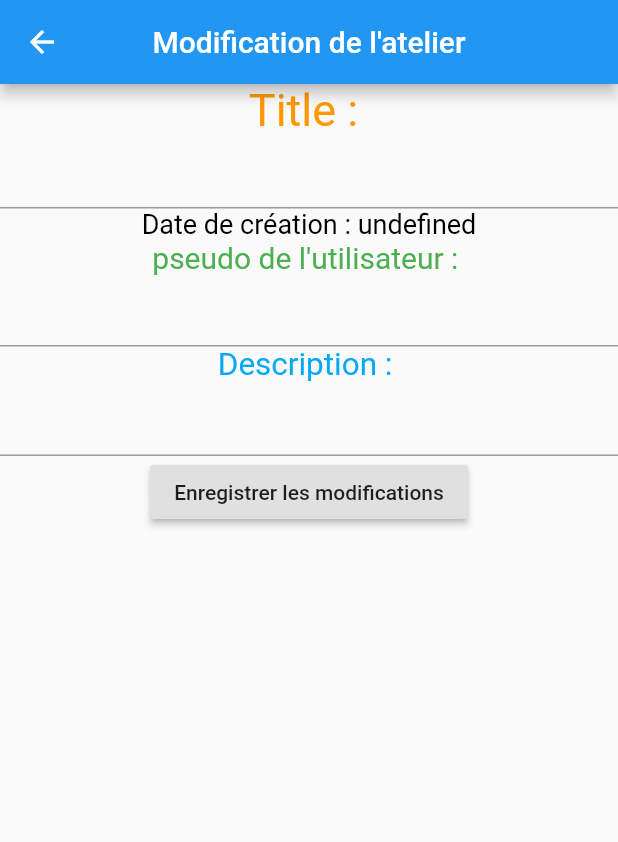
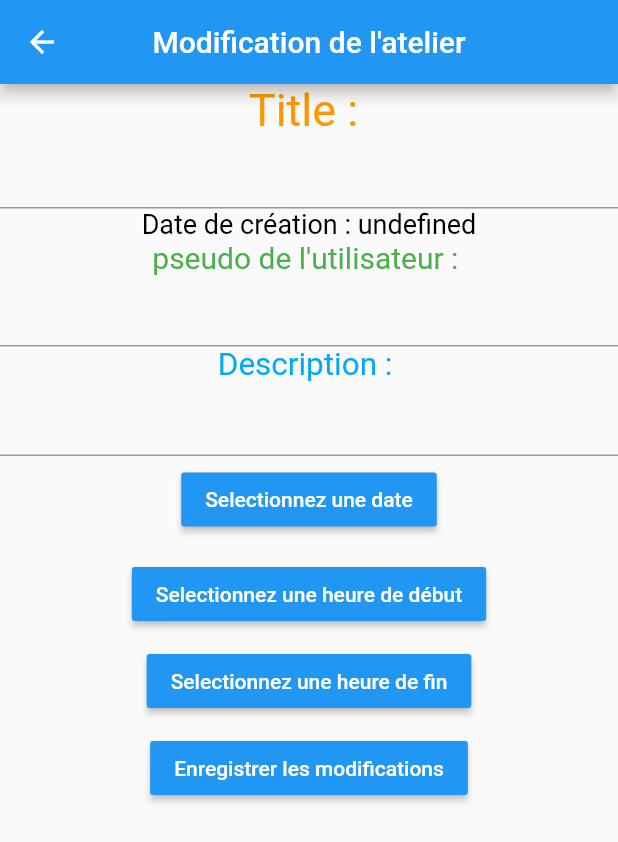
Before and after one commit to Mdennoun/wolcare, a Flutter app: the DetailsWorkShop screen opened directly, after a tap on "Modifer", on a phone screen of 412 x 824 dp. Shown: the top 842 px of the screen. Run offline on Flutter 3.47's test engine with Material 2 defaults, Android fonts, the phone set to English and light mode, and no system bars.

Commit message:
ajout de modification de temps

```diff
--- a/lib/request/DetailsRequest.dart
+++ b/lib/DetailsRequest.dart
@@ -1,5 +1,5 @@
 import 'package:flutter/material.dart';
-import 'package:wolcaire/request/ModifyRequest.dart';
+import 'package:wolcaire/ModifyRequest.dart';
 import 'package:intl/intl.dart';
 
 class DetailsRequest extends StatelessWidget {
--- a/lib/workShop/DetailsWorkShop.dart
+++ b/lib/DetailsWorkShop.dart
@@ -1,7 +1,6 @@
 import 'package:flutter/material.dart';
-import 'package:wolcaire/request/ModifyRequest.dart';
 import 'package:intl/intl.dart';
-import 'package:wolcaire/workShop/MidifyWorkShop.dart';
+import 'package:wolcaire/ModifyWorkShop.dart';
 
 class DetailsWorkShop extends StatelessWidget {
   static const String routeName = "DetailsWorkShop";
@@ -13,16 +12,21 @@ class DetailsWorkShop extends StatelessWidget {
   final String idCreator;
   final String description;
   final String idVolunteer;
+  final String dateAvailable;
+  final String datEnd;
+
 
 
   const DetailsWorkShop({
+    this.dateAvailable,
     this.title,
     this.id,
     this.idVolunteer,
     this.idCreator,
     this.createAt,
     this.pseudoUser,
-    this.description
+    this.description,
+    this.datEnd
   });
 
   @override
@@ -57,14 +61,32 @@ class DetailsWorkShop extends StatelessWidget {
               child: Text("pseudo de l'utilisateur : ",
                 style: new TextStyle(fontSize: 20, color: Colors.green),),
             ),
-            Text("${pseudoUser ?? 'undefined'}",
+            Text("${pseudoUser ?? 'Utilisateur inconnu'}",
               style: new TextStyle(fontSize: 20, color: Colors.green),),
+
+            Padding(
+              padding: const EdgeInsets.all(15.0),
+              child: Text("${dateAvailable ?? 'Heure de début non renseignée'}",
+                style: new TextStyle(fontSize: 20, color: Colors.green),
+
+              ),
+            ),
+
+            Padding(
+              padding: const EdgeInsets.all(15.0),
+              child: Text("${datEnd ?? 'Heure de fin non renseignée'}",
+                style: new TextStyle(fontSize: 20, color: Colors.green),
+
+              ),
+            ),
             Padding(
               padding: const EdgeInsets.all(15.0),
 
               child: Text("Description : ",
                 style: new TextStyle(fontSize: 21, color: Colors.lightBlue),),
             ),
+
+
             Text("${description ?? 'undefined'}",
               style: new TextStyle(fontSize: 21, color: Colors.lightBlue),),
             Padding(
@@ -99,4 +121,7 @@ class DetailsWorkShop extends StatelessWidget {
     var date = dateFormat.parse(DateTime.now().toString());
     String createFormatted = dateFormat.format(date);
     return createFormatted;
-  }}
+  }
+
+
+}
--- /dev/null
+++ b/lib/ModifyWorkShop.dart
@@ -0,0 +1,147 @@
+import 'package:flutter/material.dart';
+
+import 'api_services.dart';
+
+class ModifyWorkShop extends StatelessWidget {
+  static const String routeName = "ModifyRequest";
+
+  final String id;
+  final String title;
+  final String createAt;
+  final String pseudoUser;
+  final String idCreator;
+  final String description;
+  final String idVolunteer;
+  final DateTime dateAvailable;
+
+
+  const ModifyWorkShop({
+    this.dateAvailable,
+    this.title,
+    this.id,
+    this.idVolunteer,
+    this.idCreator,
+    this.createAt,
+    this.pseudoUser,
+    this.description
+  });
+
+
+  @override
+  Widget build(BuildContext context) {
+    final titlEdt = new TextEditingController(text: title);
+    final descriptionEdt = new TextEditingController(text: description);
+    return Scaffold(
+      resizeToAvoidBottomPadding: false,
+      appBar: _buildBar(context),
+      body: Center(
+        child: Column(
+
+          children: <Widget>[
+
+            Text("Title : ",
+              style: new TextStyle(fontSize: 30, color: Colors.orange),),
+            TextField(
+                controller: TextEditingController(text: title)
+            ),
+            Text("Date de création : ${createAt ?? 'undefined'}",
+                style: new TextStyle(fontSize: 18, color: Colors.black)),
+            Text("pseudo de l'utilisateur : ",
+              style: new TextStyle(fontSize: 20, color: Colors.green),),
+            TextField(
+                controller: TextEditingController(text: pseudoUser)
+            ),
+            Text("Description : ",
+              style: new TextStyle(fontSize: 21, color: Colors.lightBlue),),
+            TextField(
+                controller: TextEditingController(text: description)
+            ),
+
+            Padding(
+              padding: const EdgeInsets.all(5.0),
+              child: RaisedButton(
+                onPressed: () => _selectDate(context) as DateTime,
+                child: Text('Selectionnez une date'),
+                color: Colors.blue,
+                textColor: Colors.white,
+              ),
+            ),
+
+            Padding(
+              padding: const EdgeInsets.fromLTRB(0.0,10.0,0.0,0.0),
+              child: RaisedButton(
+                onPressed: () => _selectTime(context) as TimeOfDay,
+                child: Text('Selectionnez une heure de début'),
+                color: Colors.blue,
+                textColor: Colors.white,
+              ),
+            ),
+            Padding(
+              padding: const EdgeInsets.fromLTRB(0.0,10.0,0.0,0.0),
+              child: RaisedButton(
+                onPressed: () => _selectTime(context) as TimeOfDay,
+                child: Text('Selectionnez une heure de fin'),
+                color: Colors.blue,
+                textColor: Colors.white,
+
+              ),
+            ),
+
+            Padding(
+              padding: const EdgeInsets.fromLTRB(0.0,10.0,0.0,0.0),
+              child: RaisedButton(
+                child: Text("Enregistrer les modifications"),
+                color: Colors.blue,
+                textColor: Colors.white,
+                onPressed: () {
+                  ApiServices services = new ApiServices();
+                  services.modificationOfWorkShop(titlEdt.text.toString(),descriptionEdt.text.toString(), id, DateTime);
+                  Navigator.of(context).pop();
+
+                },
+              ),
+            ),
+          ],
+
+        ),
+      ),
+    );
+  }
+
+  Widget _buildBar(BuildContext context) {
+    return new AppBar(
+      title: new Text("Modification de l'atelier"),
+      centerTitle: true,
+    );
+  }
+
+
+  Future<void> _selectDate(BuildContext context) async {
+    DateTime selectedDate = DateTime.now();
+    final DateTime picked = await showDatePicker(
+        context: context,
+        initialDate: selectedDate,
+        firstDate: DateTime(2015, 8),
+        lastDate: DateTime(2101));
+    if (picked != null && picked != selectedDate)
+      //setState(() {
+        selectedDate = picked;
+      //});
+    return selectedDate;
+  }
+
+  Future<void> _selectTime(BuildContext context) async {
+    TimeOfDay selectedTime = TimeOfDay.now();
+    final TimeOfDay picked = await showTimePicker(
+        context: context,
+        initialTime: selectedTime);
+
+    if (picked != null && picked != selectedTime)
+      //setState(() {
+      selectedTime = picked;
+    //});
+    return selectedTime;
+  }
+
+
+}
--- a/lib/recyclerRow/request_item.dart
+++ b/lib/request_item.dart
@@ -1,8 +1,8 @@
 import 'package:flutter/material.dart';
-import 'package:wolcaire/model/request.dart';
+import 'package:wolcaire/request.dart';
 
 
-import '../request/DetailsRequest.dart';
+import 'DetailsRequest.dart';
 
 class RequestItem extends StatelessWidget {
   final Request request;
--- a/lib/recyclerRow/workshop_item.dart
+++ b/lib/workshop_item.dart
@@ -1,7 +1,6 @@
 import 'package:flutter/material.dart';
-import 'package:wolcaire/user.dart';
-import 'package:wolcaire/model/workshop.dart';
-import 'package:wolcaire/workShop/DetailsWorkShop.dart';
+import 'package:wolcaire/workshop.dart';
+import 'package:wolcaire/DetailsWorkShop.dart';
 
 class WorkshopItem extends StatelessWidget {
   final Workshop workshop;
```
Also changed, not shown: lib/ModifyRequest.dart (renamed from lib/workShop/MidifyWorkShop.dart, +9 -9 lines), lib/WorkShopParticipation.dart (added, +104 -0 lines), lib/api_services.dart (+6 -5 lines), lib/main.dart (+5 -5 lines), lib/request/ModifyRequest.dart (deleted, +0 -82 lines), lib/request.dart (renamed from lib/model/request.dart), lib/workshop.dart (renamed from lib/model/workshop.dart).
